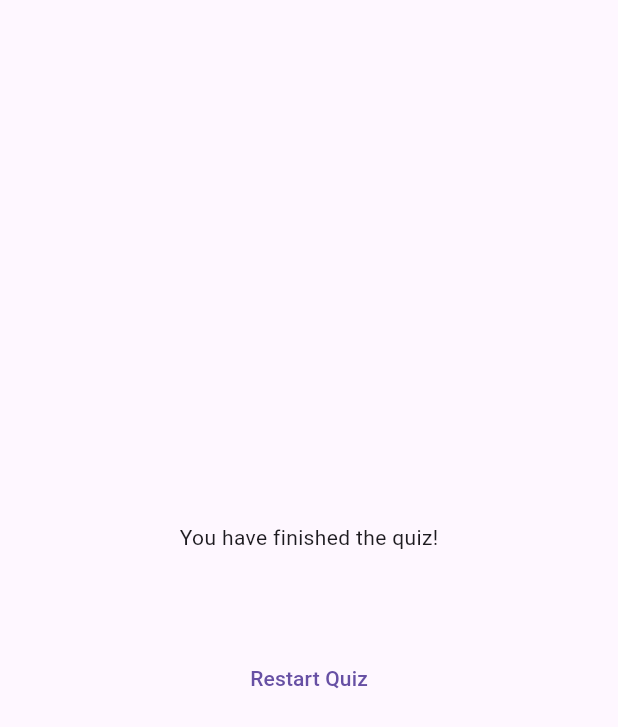
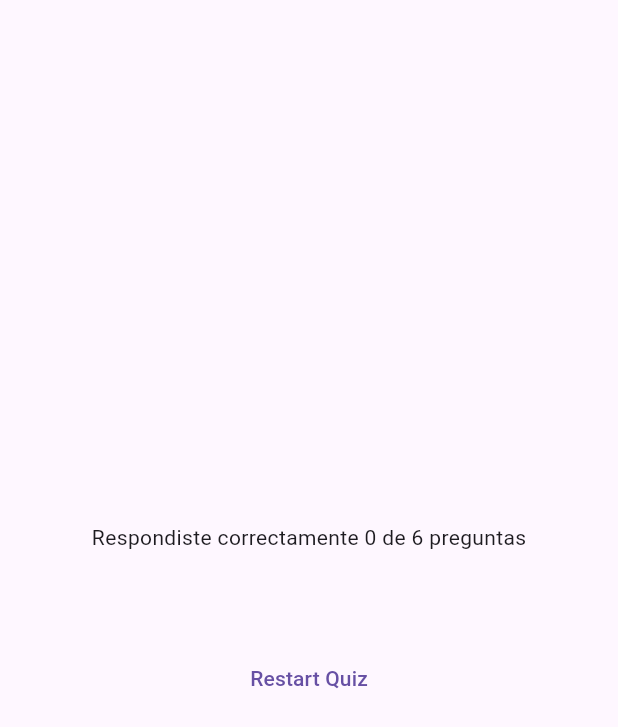
Before and after one commit to rjla-developer/first_project, a Flutter app: the ResultsScreen widget shown alone on an empty page, opened directly with empty values, on a phone screen of 412 x 824 dp. Shown: the top 727 px of the screen. Run offline on Flutter 3.47's test engine with Material 3 defaults, Android fonts, the phone set to English and light mode, and no system bars; our stand-ins replace google_fonts.

Commit message:
Se muestra la cantidad de preguntas correctas y la cantidad de preguntas como mensaje final de la última pantalla

```diff
--- a/lib/results_screen.dart
+++ b/lib/results_screen.dart
@@ -24,6 +24,12 @@ class ResultsScreen extends StatelessWidget {
 
   @override
   Widget build(BuildContext context) {
+    final summaryData = getSummaryData();
+    final numTotalQuestions = questions.length;
+    final numCorrectAnswers = summaryData
+        .where((data) => data['correct_answer'] == data['user_answer'])
+        .length;
+
     return SizedBox(
       width: double.infinity,
       child: Container(
@@ -31,9 +37,10 @@ class ResultsScreen extends StatelessWidget {
         child: Column(
           mainAxisAlignment: MainAxisAlignment.center,
           children: [
-            const Text('You have finished the quiz!'),
+            Text(
+                'Respondiste correctamente $numCorrectAnswers de $numTotalQuestions preguntas'),
             const SizedBox(height: 30),
-            QuestionsSummary(summaryData: getSummaryData()),
+            QuestionsSummary(summaryData: summaryData),
             const SizedBox(height: 30),
             TextButton(
               onPressed: () {},
```
